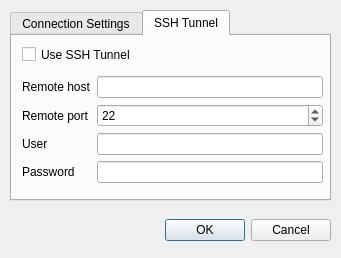
Qt form redis-desktop-manager/forms/connection.ui (RedisInsight/RedisDesktopManager) before a commit.
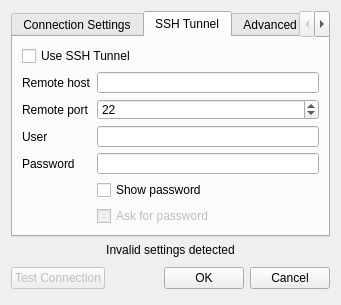
The same form after that commit. The open tabs and pages were chosen to show the change. Icons and pictures are not drawn.

What changed in the file:
```diff
--- a/redis-desktop-manager/forms/connection.ui
+++ b/redis-desktop-manager/forms/connection.ui
@@ -10,7 +10,7 @@
     <x>0</x>
     <y>0</y>
     <width>341</width>
-    <height>258</height>
+    <height>305</height>
    </rect>
   </property>
   <property name="minimumSize">
@@ -34,69 +34,9 @@
   <property name="modal">
    <bool>true</bool>
   </property>
-  <widget class="QWidget" name="layoutWidget">
-   <property name="geometry">
-    <rect>
-     <x>10</x>
-     <y>210</y>
-     <width>321</width>
-     <height>41</height>
-    </rect>
-   </property>
-   <layout class="QHBoxLayout">
-    <property name="spacing">
-     <number>6</number>
-    </property>
-    <property name="leftMargin">
-     <number>0</number>
-    </property>
-    <property name="topMargin">
-     <number>0</number>
-    </property>
-    <property name="rightMargin">
-     <number>0</number>
-    </property>
-    <property name="bottomMargin">
-     <number>0</number>
-    </property>
+  <layout class="QVBoxLayout" name="verticalLayout">
     <item>
-     <spacer>
-      <property name="orientation">
-       <enum>Qt::Horizontal</enum>
-      </property>
-      <property name="sizeHint" stdset="0">
-       <size>
-        <width>131</width>
-        <height>31</height>
-       </size>
-      </property>
-     </spacer>
-    </item>
-    <item>
-     <widget class="QPushButton" name="okButton">
-      <property name="text">
-       <string>OK</string>
-      </property>
-     </widget>
-    </item>
-    <item>
-     <widget class="QPushButton" name="cancelButton">
-      <property name="text">
-       <string>Cancel</string>
-      </property>
-     </widget>
-    </item>
-   </layout>
-  </widget>
   <widget class="QTabWidget" name="tabs">
-   <property name="geometry">
-    <rect>
-     <x>10</x>
-     <y>10</y>
-     <width>321</width>
-     <height>191</height>
-    </rect>
-   </property>
    <property name="currentIndex">
     <number>0</number>
    </property>
@@ -186,60 +126,22 @@
     <attribute name="title">
      <string>SSH Tunnel</string>
     </attribute>
-    <widget class="QCheckBox" name="useSshTunnel">
-     <property name="geometry">
-      <rect>
-       <x>10</x>
-       <y>10</y>
-       <width>121</width>
-       <height>17</height>
-      </rect>
-     </property>
-     <property name="text">
-      <string>Use SSH Tunnel</string>
-     </property>
-    </widget>
-    <widget class="QWidget" name="formLayoutWidget">
-     <property name="geometry">
-      <rect>
-       <x>10</x>
-       <y>40</y>
-       <width>301</width>
-       <height>111</height>
-      </rect>
-     </property>
-     <layout class="QFormLayout" name="formLayout">
-      <item row="0" column="0">
+      <layout class="QGridLayout" name="gridLayout_2">
+       <item row="1" column="0">
        <widget class="QLabel" name="label">
         <property name="text">
          <string>Remote host</string>
         </property>
        </widget>
       </item>
+       <item row="0" column="0" colspan="2">
+        <widget class="QCheckBox" name="useSshTunnel">
+         <property name="text">
+          <string>Use SSH Tunnel</string>
+         </property>
+        </widget>
+       </item>
       <item row="2" column="0">
-       <widget class="QLabel" name="label_2">
-        <property name="text">
-         <string>User</string>
-        </property>
-       </widget>
-      </item>
-      <item row="0" column="1">
-       <widget class="QLineEdit" name="sshHost"/>
-      </item>
-      <item row="2" column="1">
-       <widget class="QLineEdit" name="sshUser"/>
-      </item>
-      <item row="3" column="1">
-       <widget class="QLineEdit" name="sshPass"/>
-      </item>
-      <item row="3" column="0">
-       <widget class="QLabel" name="label_4">
-        <property name="text">
-         <string>Password</string>
-        </property>
-       </widget>
-      </item>
-      <item row="1" column="0">
        <widget class="QLabel" name="label_5">
         <property name="text">
          <string>Remote port</string>
@@ -247,6 +149,9 @@
        </widget>
       </item>
       <item row="1" column="1">
+        <widget class="QLineEdit" name="sshHost"/>
+       </item>
+       <item row="2" column="1">
        <widget class="QSpinBox" name="sshPort">
         <property name="minimum">
          <number>1</number>
@@ -259,10 +164,172 @@
         </property>
        </widget>
       </item>
-     </layout>
-    </widget>
-   </widget>
-  </widget>
+       <item row="4" column="1">
+        <widget class="QLineEdit" name="sshPass">
+         <property name="inputMask">
+          <string/>
+         </property>
+         <property name="echoMode">
+          <enum>QLineEdit::Password</enum>
+         </property>
+        </widget>
+       </item>
+       <item row="4" column="0">
+        <widget class="QLabel" name="label_4">
+         <property name="text">
+          <string>Password</string>
+         </property>
+        </widget>
+       </item>
+       <item row="3" column="1">
+        <widget class="QLineEdit" name="sshUser"/>
+       </item>
+       <item row="6" column="1">
+        <widget class="QCheckBox" name="checkBox">
+         <property name="enabled">
+          <bool>false</bool>
+         </property>
+         <property name="text">
+          <string>Ask for password</string>
+         </property>
+        </widget>
+       </item>
+       <item row="3" column="0">
+        <widget class="QLabel" name="label_2">
+         <property name="text">
+          <string>User</string>
+         </property>
+        </widget>
+       </item>
+       <item row="5" column="1">
+        <widget class="QCheckBox" name="showPasswordCheckbox">
+         <property name="text">
+          <string>Show password</string>
+         </property>
+        </widget>
+       </item>
+      </layout>
+     </widget>
+     <widget class="QWidget" name="advSettingsTab">
+      <property name="sizePolicy">
+       <sizepolicy hsizetype="Expanding" vsizetype="Expanding">
+        <horstretch>0</horstretch>
+        <verstretch>0</verstretch>
+       </sizepolicy>
+      </property>
+      <attribute name="title">
+       <string>Advanced Settings</string>
+      </attribute>
+      <layout class="QGridLayout" name="gridLayout_3">
+       <item row="0" column="0">
+        <widget class="QLabel" name="label_6">
+         <property name="text">
+          <string>Namespace separator</string>
+         </property>
+        </widget>
+       </item>
+       <item row="0" column="1">
+        <widget class="QLineEdit" name="namespaceSeparator"/>
+       </item>
+       <item row="1" column="0">
+        <widget class="QLabel" name="label_7">
+         <property name="text">
+          <string>Connection Timeout (sec)</string>
+         </property>
+        </widget>
+       </item>
+       <item row="1" column="1">
+        <widget class="QSpinBox" name="spinBox">
+         <property name="enabled">
+          <bool>false</bool>
+         </property>
+        </widget>
+       </item>
+       <item row="2" column="0">
+        <widget class="QLabel" name="label_8">
+         <property name="text">
+          <string>Command execution timeout (sec)</string>
+         </property>
+        </widget>
+       </item>
+       <item row="2" column="1">
+        <widget class="QSpinBox" name="spinBox_2">
+         <property name="enabled">
+          <bool>false</bool>
+         </property>
+        </widget>
+       </item>
+      </layout>
+     </widget>
+    </widget>
+   </item>
+   <item>
+    <widget class="QLabel" name="validationWarning">
+     <property name="text">
+      <string>&lt;html&gt;&lt;head/&gt;&lt;body&gt;&lt;p align=&quot;center&quot;&gt;&lt;img src=&quot;:/images/alert.png&quot;/&gt; Invalid settings detected&lt;/p&gt;&lt;/body&gt;&lt;/html&gt;</string>
+     </property>
+    </widget>
+   </item>
+   <item>
+    <layout class="QHBoxLayout">
+     <property name="spacing">
+      <number>6</number>
+     </property>
+     <property name="leftMargin">
+      <number>0</number>
+     </property>
+     <property name="topMargin">
+      <number>0</number>
+     </property>
+     <property name="rightMargin">
+      <number>0</number>
+     </property>
+     <property name="bottomMargin">
+      <number>0</number>
+     </property>
+     <item>
+      <widget class="QPushButton" name="pushButton">
+       <property name="enabled">
+        <bool>false</bool>
+       </property>
+       <property name="text">
+        <string>Test Connection</string>
+       </property>
+       <property name="checkable">
+        <bool>false</bool>
+       </property>
+      </widget>
+     </item>
+     <item>
+      <spacer>
+       <property name="orientation">
+        <enum>Qt::Horizontal</enum>
+       </property>
+       <property name="sizeHint" stdset="0">
+        <size>
+         <width>131</width>
+         <height>31</height>
+        </size>
+       </property>
+      </spacer>
+     </item>
+     <item>
+      <widget class="QPushButton" name="okButton">
+       <property name="text">
+        <string>OK</string>
+       </property>
+      </widget>
+     </item>
+     <item>
+      <widget class="QPushButton" name="cancelButton">
+       <property name="text">
+        <string>Cancel</string>
+       </property>
+      </widget>
+     </item>
+    </layout>
+   </item>
+  </layout>
  </widget>
  <tabstops>
   <tabstop>nameEdit</tabstop>
```
Left out of the diff: 102 changed lines with no effect on the pictures. Lines whose indentation alone changed are shown as unchanged.
